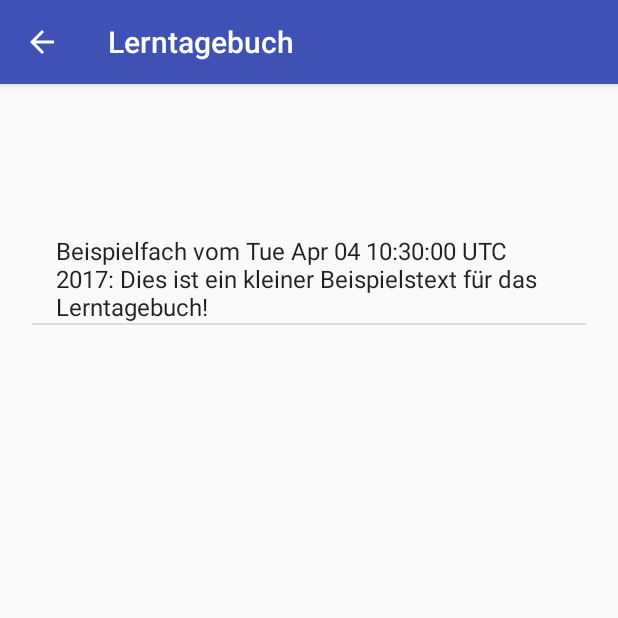
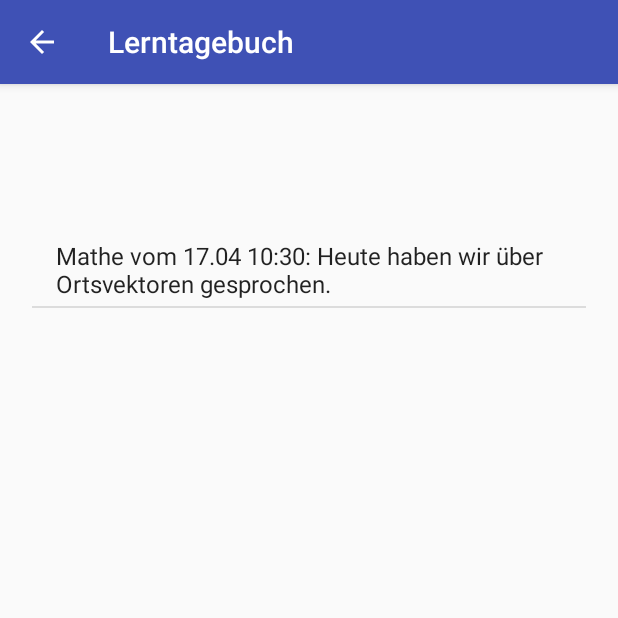
Before and after one commit to failex234/schulbuch, an Android app: the screen it shows after launch (ItemActivity), after a tap on "Lerntagebuch", on a phone screen of 412 x 824 dp, the top half of it. Run offline under Robolectric (Android 15) with nearby library versions, the phone set to English and light mode, and no system bars.

```diff
--- a/app/src/main/java/de/failex/schulplaner/ItemActivity.java
+++ b/app/src/main/java/de/failex/schulplaner/ItemActivity.java
@@ -22,6 +22,8 @@ import java.io.File;
 import java.io.FileOutputStream;
 import java.io.FileReader;
 import java.io.IOException;
+import java.text.DateFormat;
+import java.text.SimpleDateFormat;
 import java.util.ArrayList;
 import java.util.Date;
 
@@ -285,7 +287,9 @@ public class ItemActivity extends AppCompatActivity {
 
                 if (fach.size() == datum.size() && datum.size() == text.size()) {
                     for (int i = 0; i < fach.size(); i++) {
-                        endliste.add(fach.get(i) + " vom " + datum.get(i).toString() + ": " + text.get(i));
+                        DateFormat dateFormat = new SimpleDateFormat("dd.MM HH:mm");
+                        Date date = datum.get(i);
+                        endliste.add(fach.get(i) + " vom " + dateFormat.format(date) + ": " + text.get(i));
                     }
                 } else {
                     Toast.makeText(getApplicationContext(), "FEHLER! Die Listen sind unterschiedlich groß!", Toast.LENGTH_LONG).show();
--- a/app/src/main/java/de/failex/schulplaner/MainActivity.java
+++ b/app/src/main/java/de/failex/schulplaner/MainActivity.java
@@ -16,8 +16,12 @@ import java.io.File;
 import java.io.FileOutputStream;
 import java.io.FileReader;
 import java.io.IOException;
+import java.text.DateFormat;
+import java.text.ParseException;
+import java.text.SimpleDateFormat;
 import java.util.ArrayList;
 import java.util.Calendar;
+import java.util.Date;
 import java.util.List;
 
 
@@ -34,6 +38,11 @@ public class MainActivity extends AppCompatActivity {
         final ListView lview = (ListView) findViewById(R.id.lview);
         gson = new Gson();
         File file = new File(this.getFilesDir(), "config.json");
+        File tbuch = new File(this.getFilesDir(), "tagebuch.json");
+
+        if (!tbuch.exists()) {
+            createTagebuch();
+        }
 
         if (!file.exists()) {
             this.createConfig();
@@ -212,15 +221,19 @@ public class MainActivity extends AppCompatActivity {
     }
 
     public void createTagebuch() {
-        Calendar cal = Calendar.getInstance();
-        cal.set(2017, 3, 3);
+        DateFormat dateFormat = new SimpleDateFormat("dd.MM HH:mm");
+        Date date = new Date();
         Tagebuch tb = new Tagebuch();
         Gson gson = new Gson();
 
-        tb.fach.add("Beispielfach");
-        cal.add(Calendar.DATE, 1);
-        tb.datum.add(cal.getTime());
-        tb.text.add("Dies ist ein kleiner Beispielstext für das Lerntagebuch!");
+        tb.fach.add("Mathe");
+        try {
+            tb.datum.add(dateFormat.parse(dateFormat.format(date)));
+        }
+        catch(ParseException e) {
+            e.printStackTrace();
+        }
+        tb.text.add("Heute haben wir über Ortsvektoren gesprochen.");
         String string = gson.toJson(tb);
         FileOutputStream outputStream;
         try {
```
Also changed, not shown: 1 other file.
